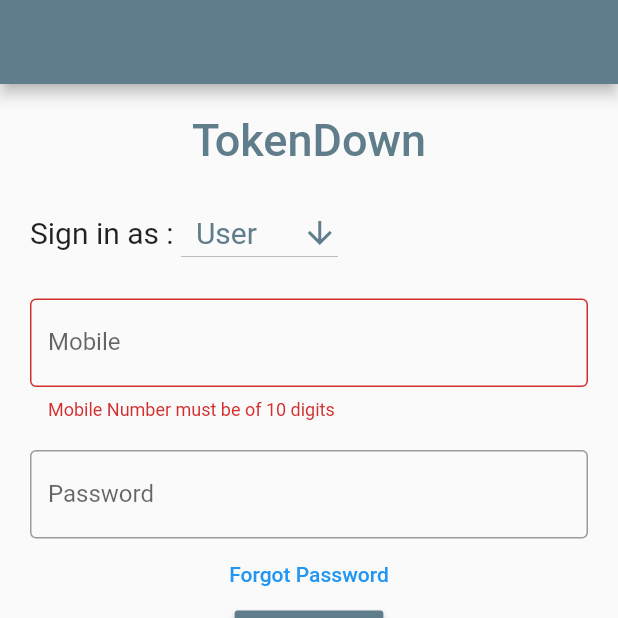
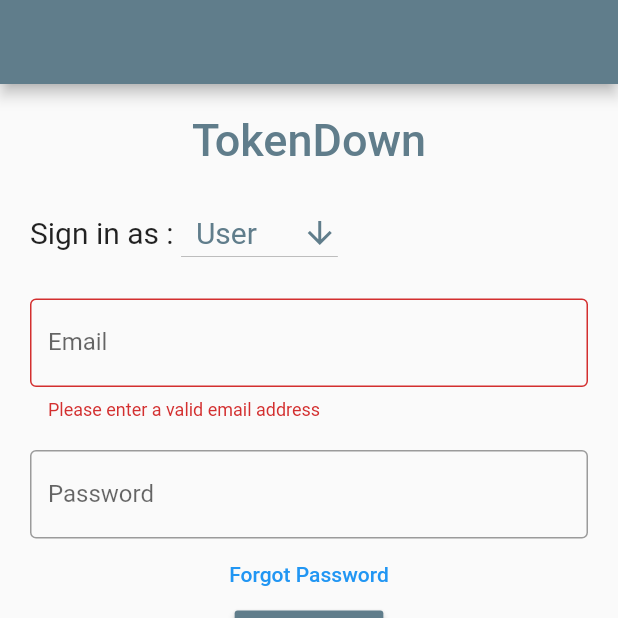
Before and after one commit to siddhantshingi/Parcha, a Flutter app: the screen it shows after launch, after a tap on an icon or button, on a phone screen of 412 x 824 dp, the top half of it. Run offline on Flutter 3.47's test engine with Material 2 defaults, Android fonts, the phone set to English and light mode, and no system bars; our stand-ins replace email_validator.

Commit message:
Switched login to Email

```diff
--- a/token_system/lib/screens/login.dart
+++ b/token_system/lib/screens/login.dart
@@ -1,4 +1,5 @@
 import 'package:flutter/material.dart';
+import 'package:email_validator/email_validator.dart';
 import 'package:token_system/Entities/user.dart';
 import 'package:token_system/components/title.dart';
 import 'package:token_system/screens/register.dart';
@@ -13,7 +14,7 @@
 
 class _LoginState extends State<Login> {
   final _formKey = GlobalKey<FormState>();
-  String _mobile = '';
+  String _email = '';
   var _passkey = GlobalKey<FormFieldState>();
   SignAs _selected = SignAs.user;
 
@@ -21,6 +22,13 @@
     // Indian Mobile number are of 10 digit only
     if (value.length != 10)
       return 'Mobile Number must be of 10 digits';
+    else
+      return null;
+  }
+
+  String validateEmail(String value) {
+    if (!EmailValidator.validate(value))
+      return 'Please enter a valid email address';
     else
       return null;
   }
@@ -94,13 +102,12 @@
                 child: TextFormField(
                   decoration: InputDecoration(
                     border: OutlineInputBorder(),
-                    labelText: 'Mobile',
+                    labelText: 'Email',
                   ),
-                  keyboardType: TextInputType.phone,
-                  validator: validateMobile,
+                  validator: validateEmail,
                   onSaved: (value) {
                     setState(() {
-                      _mobile = value;
+                      _email = value;
                     });
                   },
                 ),
@@ -137,15 +144,16 @@
                     if (_formKey.currentState.validate()) {
                       _formKey.currentState.save();
 
-                      print(_mobile);
+                      print(_email);
                       print(_passkey.currentState.value);
 
                       // TODO: get user from Login API here
                       User u = new User();
-                      u.contactNumber = _mobile;
-                      u.aadharNumber = '123456789012';
-                      u.pincode = '123456';
-                      u.name = 'Username';
+                      u.email = _email;
+                      u.contactNumber = 'Not added';
+                      u.aadharNumber = 'Not added';
+                      u.pincode = '000000';
+                      u.name = 'User';
 
                       Navigator.pushReplacement(
                         context,
```
